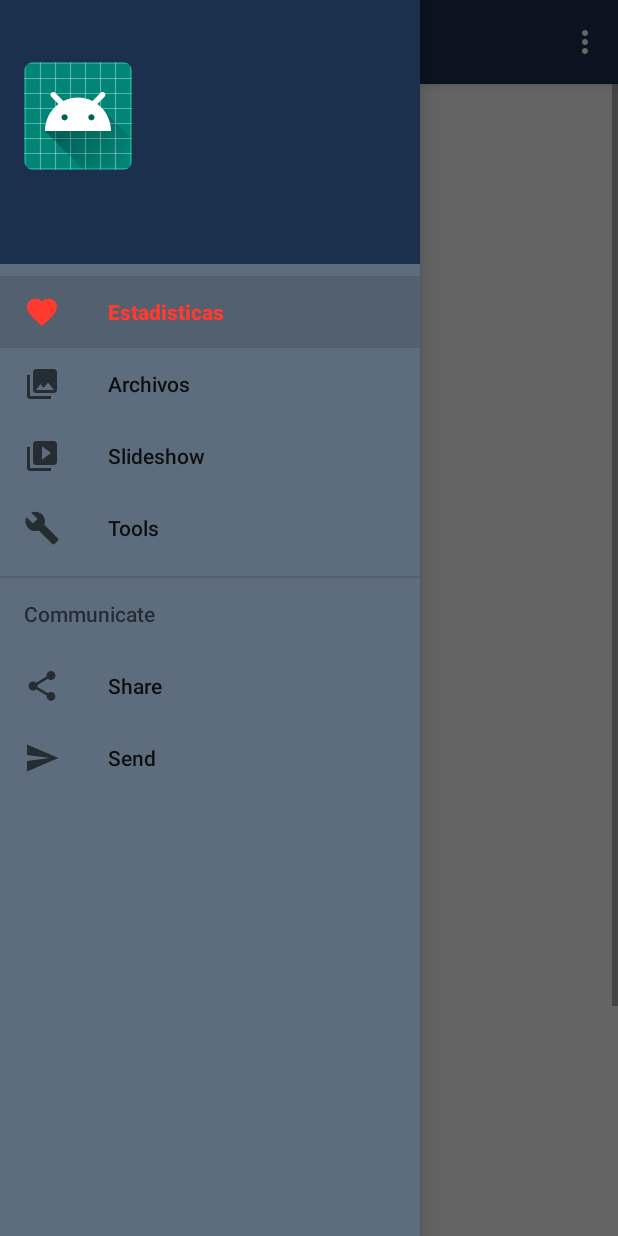
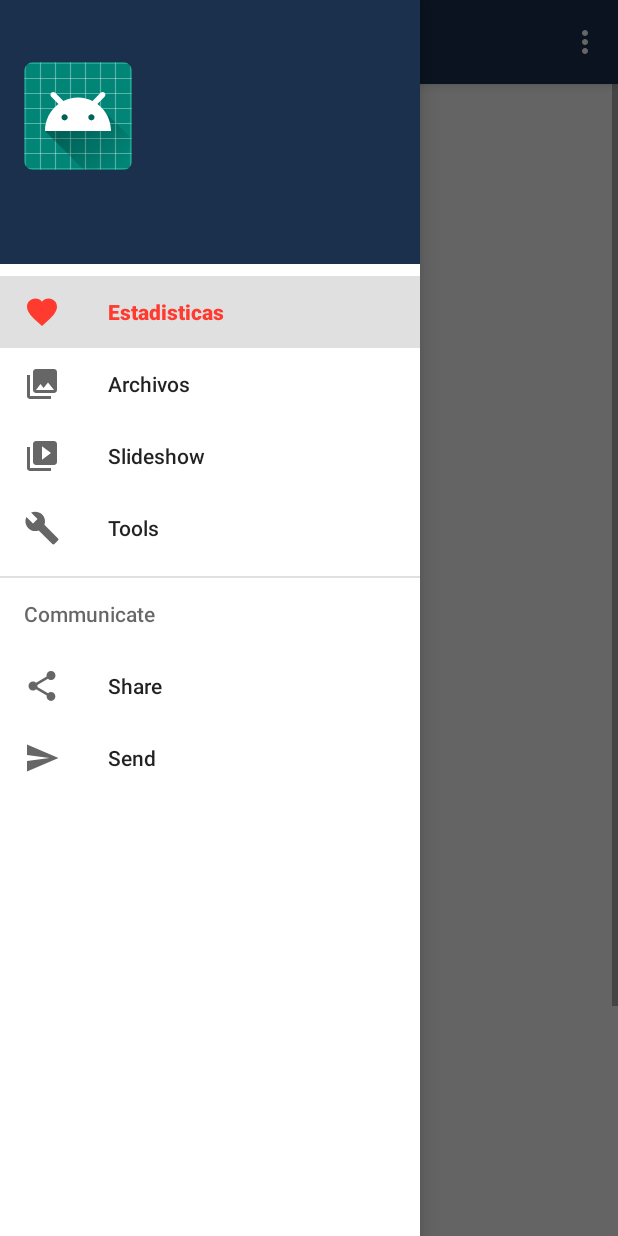
Before and after one commit to starburstx64/SistemaNutricion, an Android app: the MainActivity screen opened directly, with no data from a screen before it, with the side drawer open, on a phone screen of 412 x 824 dp. Run offline under Robolectric (Android 15) with nearby library versions, the phone set to English and light mode, and no system bars; our stand-ins replace Volley, navigation-ui; libraries missing offline, so code that uses them is left out: com.github.mikephil.charting; network calls fail; 6 statements that could not run were skipped.

Commit message:
Update activity_main.xml

```diff
--- a/app/src/main/res/layout/activity_main.xml
+++ b/app/src/main/res/layout/activity_main.xml
@@ -21,6 +21,6 @@
         android:fitsSystemWindows="true"
         app:headerLayout="@layout/nav_header_main"
         app:menu="@menu/activity_main_drawer"
-        android:background="#5D6D7E"/>
+        android:background="#ffffff"/>
 
 </androidx.drawerlayout.widget.DrawerLayout>
```
